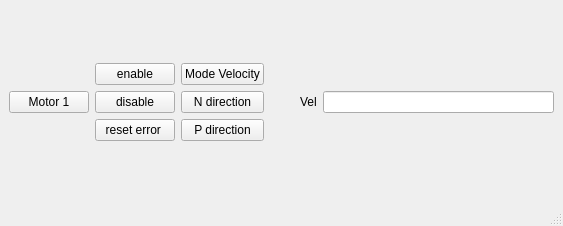
First picture: the form in src/ros2_qt1_demo/ui/mainwindow.ui, repository theanh2507/ros2_ws1_ethercat_communicate, before the edit.
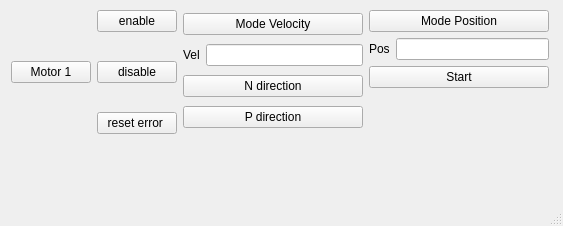
Second picture: the form after the edit.

What changed in the file:
```diff
--- a/src/ros2_qt1_demo/ui/mainwindow.ui
+++ b/src/ros2_qt1_demo/ui/mainwindow.ui
@@ -14,12 +14,17 @@
    <string>MainWindow</string>
   </property>
   <widget class="QWidget" name="centralwidget">
-   <layout class="QGridLayout" name="gridLayout">
-    <item row="0" column="0">
+   <widget class="QWidget" name="">
+    <property name="geometry">
+     <rect>
+      <x>11</x>
+      <y>10</y>
+      <width>538</width>
+      <height>124</height>
+     </rect>
+    </property>
      <layout class="QHBoxLayout" name="horizontalLayout_3">
       <item>
-       <layout class="QHBoxLayout" name="horizontalLayout">
-        <item>
          <widget class="QPushButton" name="pushButton">
           <property name="text">
            <string>Motor 1</string>
@@ -35,6 +40,19 @@
             </property>
            </widget>
           </item>
+       <item>
+        <spacer name="verticalSpacer_2">
+         <property name="orientation">
+          <enum>Qt::Vertical</enum>
+         </property>
+         <property name="sizeHint" stdset="0">
+          <size>
+           <width>20</width>
+           <height>40</height>
+          </size>
+         </property>
+        </spacer>
+       </item>
           <item>
            <widget class="QPushButton" name="pushButton_5">
             <property name="text">
@@ -42,6 +60,19 @@
             </property>
            </widget>
           </item>
+       <item>
+        <spacer name="verticalSpacer_3">
+         <property name="orientation">
+          <enum>Qt::Vertical</enum>
+         </property>
+         <property name="sizeHint" stdset="0">
+          <size>
+           <width>20</width>
+           <height>40</height>
+          </size>
+         </property>
+        </spacer>
+       </item>
           <item>
            <widget class="QPushButton" name="pushButton_6">
             <property name="text">
@@ -61,40 +92,6 @@
            </widget>
           </item>
           <item>
-           <widget class="QPushButton" name="pushButton_3">
-            <property name="text">
-             <string>N direction</string>
-            </property>
-           </widget>
-          </item>
-          <item>
-           <widget class="QPushButton" name="pushButton_4">
-            <property name="text">
-             <string>P direction</string>
-            </property>
-           </widget>
-          </item>
-         </layout>
-        </item>
-       </layout>
-      </item>
-      <item>
-       <spacer name="horizontalSpacer">
-        <property name="orientation">
-         <enum>Qt::Horizontal</enum>
-        </property>
-        <property name="sizeType">
-         <enum>QSizePolicy::Fixed</enum>
-        </property>
-        <property name="sizeHint" stdset="0">
-         <size>
-          <width>30</width>
-          <height>20</height>
-         </size>
-        </property>
-       </spacer>
-      </item>
-      <item>
        <layout class="QHBoxLayout" name="horizontalLayout_2">
         <item>
          <widget class="QLabel" name="label">
@@ -108,9 +105,69 @@
         </item>
        </layout>
       </item>
-     </layout>
-    </item>
-   </layout>
+       <item>
+        <widget class="QPushButton" name="pushButton_3">
+         <property name="text">
+          <string>N direction</string>
+         </property>
+        </widget>
+       </item>
+       <item>
+        <widget class="QPushButton" name="pushButton_4">
+         <property name="text">
+          <string>P direction</string>
+         </property>
+        </widget>
+       </item>
+      </layout>
+     </item>
+     <item>
+      <layout class="QVBoxLayout" name="verticalLayout_3">
+       <item>
+        <widget class="QPushButton" name="pushButton_7">
+         <property name="text">
+          <string>Mode Position</string>
+         </property>
+        </widget>
+       </item>
+       <item>
+        <layout class="QHBoxLayout" name="horizontalLayout">
+         <item>
+          <widget class="QLabel" name="label_2">
+           <property name="text">
+            <string>Pos</string>
+           </property>
+          </widget>
+         </item>
+         <item>
+          <widget class="QLineEdit" name="lineEdit_2"/>
+         </item>
+        </layout>
+       </item>
+       <item>
+        <widget class="QPushButton" name="pushButton_9">
+         <property name="text">
+          <string>Start</string>
+         </property>
+        </widget>
+       </item>
+       <item>
+        <spacer name="verticalSpacer">
+         <property name="orientation">
+          <enum>Qt::Vertical</enum>
+         </property>
+         <property name="sizeHint" stdset="0">
+          <size>
+           <width>20</width>
+           <height>40</height>
+          </size>
+         </property>
+        </spacer>
+       </item>
+      </layout>
+     </item>
+    </layout>
+   </widget>
   </widget>
   <widget class="QMenuBar" name="menubar">
    <property name="geometry">
```
Lines whose indentation alone changed are shown as unchanged.
